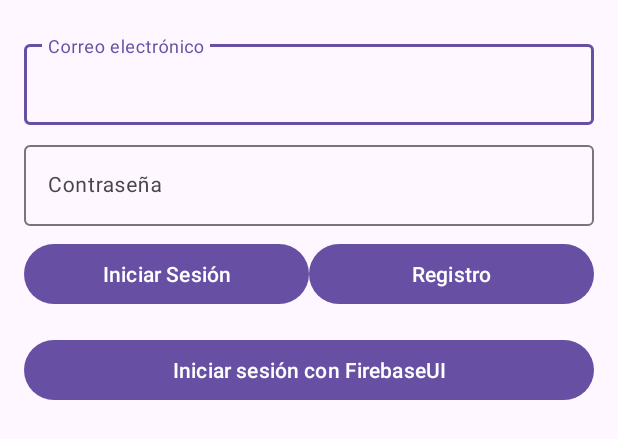
After one commit to Heur-a/Bibliotech, an Android app: the layout activity_custom_login.xml on its own in the app's theme, with its tools: preview values and no code run, on a phone screen of 412 x 824 dp. The commit adds this screen. Shown: the top 439 px of the screen. Run offline under Robolectric (Android 15) with nearby library versions, the phone set to English and light mode, and no system bars.

Commit message:
Added Firebase SDK Auth, CustomLoginActivity added No crash Visca el 9 d'octubre i Visca Carrero Blanco

```diff
--- /dev/null
+++ b/app/src/main/res/layout/activity_custom_login.xml
@@ -0,0 +1,91 @@
+<?xml version="1.0" encoding="utf-8"?>
+<androidx.constraintlayout.widget.ConstraintLayout xmlns:android="http://schemas.android.com/apk/res/android"
+    android:layout_width="match_parent"
+    android:layout_height="match_parent">
+
+    <ScrollView xmlns:android="http://schemas.android.com/apk/res/android"
+        xmlns:app="http://schemas.android.com/apk/res-auto"
+        android:id="@+id/contenedor"
+        android:layout_width="match_parent"
+        android:layout_height="match_parent">
+
+        <androidx.constraintlayout.widget.ConstraintLayout
+            android:layout_width="match_parent"
+            android:layout_height="match_parent"
+            android:layout_margin="16dp">
+
+            <com.google.android.material.textfield.TextInputLayout
+                android:id="@+id/til_correo"
+                android:layout_width="match_parent"
+                android:layout_height="wrap_content"
+                android:layout_marginTop="8dp"
+                android:minHeight="?android:attr/actionBarSize"
+                android:transitionGroup="true"
+                app:layout_constraintLeft_toLeftOf="parent"
+                app:layout_constraintTop_toTopOf="parent">
+
+                <EditText
+                    android:id="@+id/correo"
+                    android:layout_width="match_parent"
+                    android:layout_height="wrap_content"
+                    android:hint="Correo electrónico"
+                    android:imeOptions="actionNext"
+                    android:inputType="textEmailAddress"
+                    android:textSize="14dp" />
+            </com.google.android.material.textfield.TextInputLayout>
+
+            <com.google.android.material.textfield.TextInputLayout
+                android:id="@+id/til_contraseña"
+                android:layout_width="match_parent"
+                android:layout_height="wrap_content"
+                android:layout_marginTop="8dp"
+                android:minHeight="?android:attr/actionBarSize"
+                android:transitionGroup="true"
+                app:layout_constraintLeft_toLeftOf="parent"
+                app:layout_constraintTop_toBottomOf="@+id/til_correo">
+
+                <EditText
+                    android:id="@+id/contraseña"
+                    android:layout_width="match_parent"
+                    android:layout_height="wrap_content"
+                    android:hint="Contraseña"
+                    android:imeOptions="actionDone"
+                    android:inputType="textPassword"
+                    android:textSize="14dp" />
+            </com.google.android.material.textfield.TextInputLayout>
+
+            <Button
+                android:id="@+id/inicio_sesión"
+                android:layout_width="0dp"
+                android:layout_height="wrap_content"
+                android:layout_marginTop="8dp"
+                android:onClick="inicioSesiónCorreo"
+                android:text="Iniciar Sesión"
+                app:layout_constraintLeft_toLeftOf="parent"
+                app:layout_constraintRight_toLeftOf="@+id/registro"
+                app:layout_constraintTop_toBottomOf="@id/til_contraseña" />
+
+            <Button
+                android:id="@+id/registro"
+                android:layout_width="0dp"
+                android:layout_height="wrap_content"
+                android:onClick="registroCorreo"
+                android:text="Registro"
+                app:layout_constraintLeft_toRightOf="@+id/inicio_sesión"
+                app:layout_constraintRight_toRightOf="parent"
+                app:layout_constraintTop_toTopOf="@+id/inicio_sesión" />
+
+            <Button
+                android:id="@+id/firebase_ui"
+                android:layout_width="match_parent"
+                android:layout_height="wrap_content"
+                android:layout_marginTop="16dp"
+                android:onClick="firebaseUI"
+                android:text="Iniciar sesión con FirebaseUI"
+                app:layout_constraintLeft_toLeftOf="parent"
+                app:layout_constraintRight_toRightOf="parent"
+                app:layout_constraintTop_toBottomOf="@+id/inicio_sesión" />
+        </androidx.constraintlayout.widget.ConstraintLayout>
+    </ScrollView>
+
+</androidx.constraintlayout.widget.ConstraintLayout>
```
Also changed, not shown: app/src/main/AndroidManifest.xml (+8 -3 lines), app/src/main/java/com/example/bibliotech/CustomLoginActivity.java (added, +120 -0 lines), app/src/main/java/com/example/bibliotech/MainActivity.java (+22 -0 lines), app/src/main/res/layout/activity_main.xml (+12 -0 lines).
